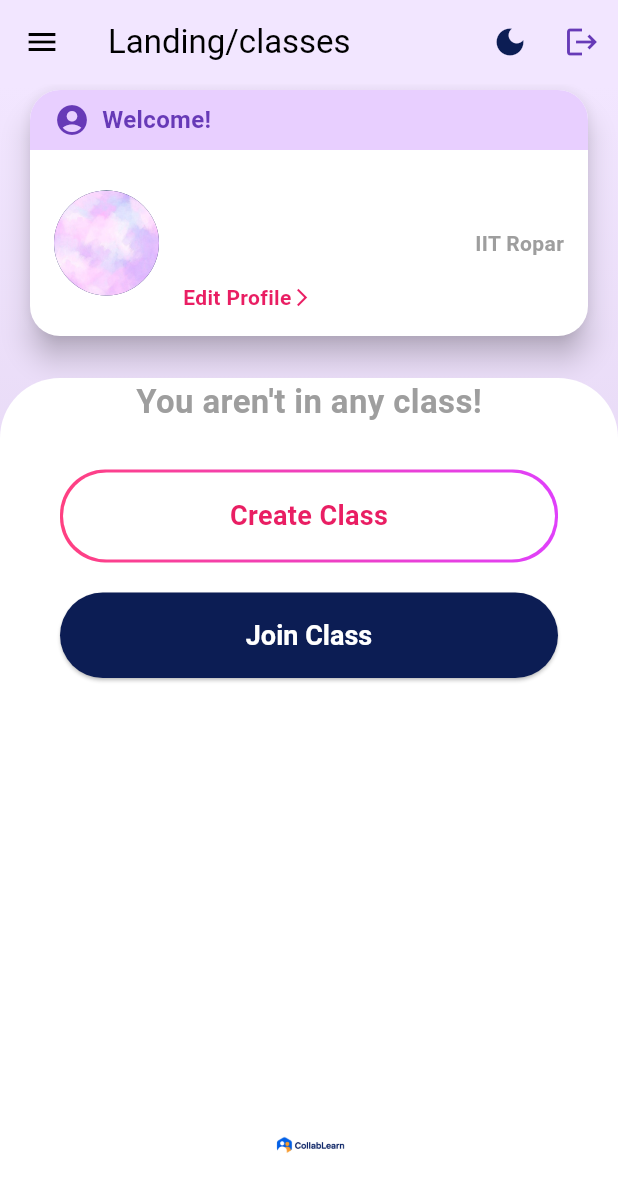
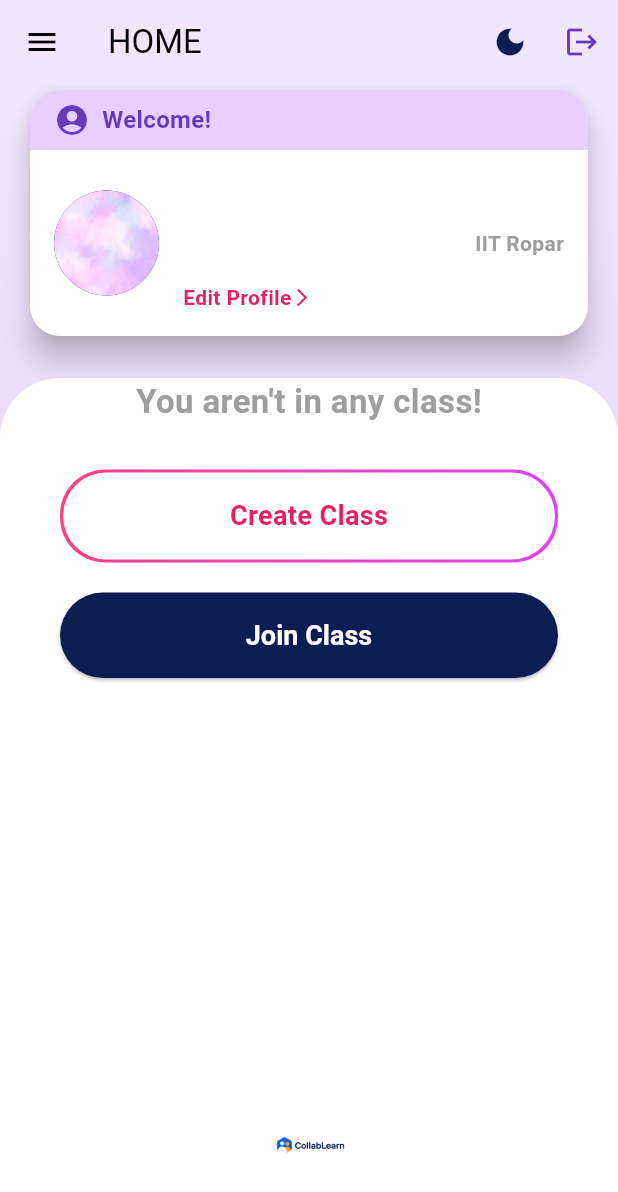
Before and after one commit to ProPaul25/CollabLearn, a Flutter app: the screen it shows once a user with an empty profile is signed in, on a phone screen of 412 x 824 dp. Shown: the top 1192 px of the screen. Run offline on Flutter 3.47's test engine with Material 3 defaults, Android fonts, the phone set to English and light mode, and no system bars; our stand-ins replace cloud_firestore, firebase_auth, firebase_core, google_sign_in; accounts and stored records are empty.

Commit message:
Update: Landing Page

```diff
--- a/collablearn1/lib/landing_page.dart
+++ b/collablearn1/lib/landing_page.dart
@@ -63,7 +63,7 @@ class _LandingPageState extends State<LandingPage> {
   Widget build(BuildContext context) {
     return Scaffold(
       appBar: AppBar(
-        title: const Text('Landing/classes'),
+        title: const Text('HOME'),
         backgroundColor: const Color(0xFFF2E6FF),
         elevation: 0,
         actions: [
```
